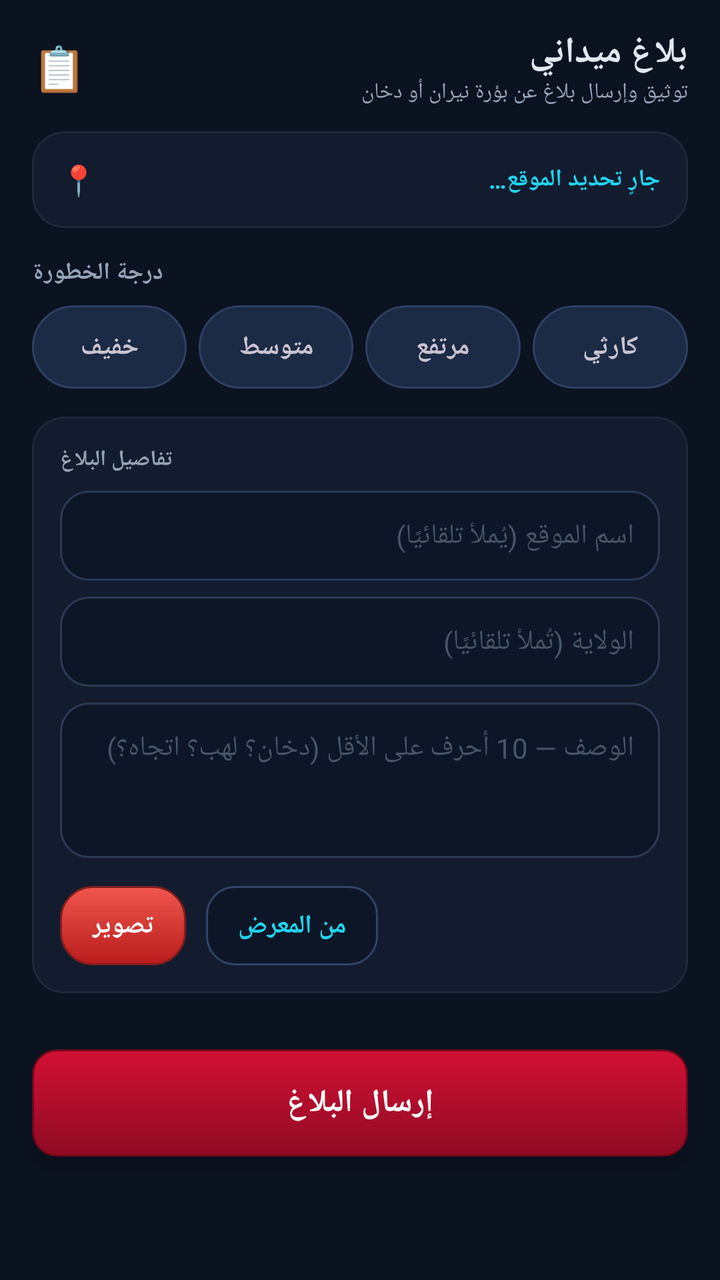
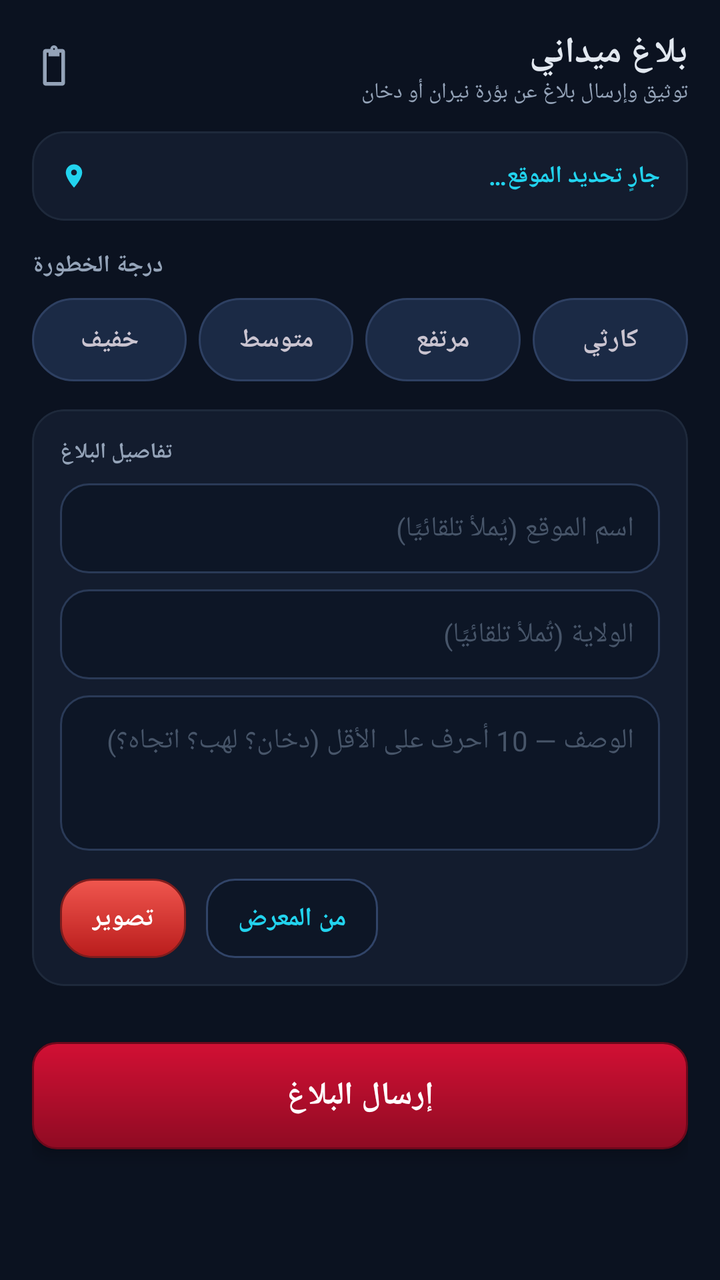

Screens rendered from an Android XML layout before and after an edit, with the pre-edit source and the edit as a unified diff.
<!-- AndroidManifest.xml: application theme AppTheme -->
<!-- res/layout/fragment_report.xml -->
<?xml version="1.0" encoding="utf-8"?>
<androidx.core.widget.NestedScrollView
    xmlns:android="http://schemas.android.com/apk/res/android"
    xmlns:app="http://schemas.android.com/apk/res-auto"
    android:layout_width="match_parent"
    android:layout_height="match_parent"
    android:background="@color/bg"
    android:fillViewport="true"
    android:scrollbars="none">

    <LinearLayout
        android:layout_width="match_parent"
        android:layout_height="wrap_content"
        android:orientation="vertical"
        android:paddingStart="16dp"
        android:paddingEnd="16dp"
        android:paddingTop="14dp"
        android:paddingBottom="28dp">

        
        <LinearLayout
            android:layout_width="match_parent"
            android:layout_height="wrap_content"
            android:orientation="horizontal"
            android:gravity="center_vertical"
            android:layout_marginBottom="12dp">

            <TextView
                android:layout_width="wrap_content"
                android:layout_height="wrap_content"
                android:text="📋"
                android:textSize="22sp"
                android:layout_marginEnd="8dp" />

            <LinearLayout
                android:layout_width="0dp"
                android:layout_height="wrap_content"
                android:layout_weight="1"
                android:orientation="vertical">

                <TextView
                    android:layout_width="match_parent"
                    android:layout_height="wrap_content"
                    android:text="@string/report_title"
                    android:textColor="@color/text_primary"
                    android:textSize="18sp"
                    android:textStyle="bold" />

                <TextView
                    android:layout_width="match_parent"
                    android:layout_height="wrap_content"
                    android:text="توثيق وإرسال بلاغ عن بؤرة نيران أو دخان"
                    android:textColor="@color/text_muted"
                    android:textSize="11sp" />
            </LinearLayout>
        </LinearLayout>

        
        <com.google.android.material.card.MaterialCardView
            android:layout_width="match_parent"
            android:layout_height="wrap_content"
            android:layout_marginBottom="14dp"
            app:cardBackgroundColor="@color/surface"
            app:cardCornerRadius="16dp"
            app:cardElevation="0dp"
            app:strokeColor="@color/border"
            app:strokeWidth="1dp">

            <LinearLayout
                android:layout_width="match_parent"
                android:layout_height="wrap_content"
                android:orientation="vertical"
                android:padding="14dp">

                <LinearLayout
                    android:layout_width="match_parent"
                    android:layout_height="wrap_content"
                    android:orientation="horizontal"
                    android:gravity="center_vertical">

                    <TextView
                        android:layout_width="wrap_content"
                        android:layout_height="wrap_content"
                        android:text="📍"
                        android:textSize="15sp"
                        android:layout_marginEnd="8dp" />

                    <TextView
                        android:id="@+id/report_location_line"
                        android:layout_width="0dp"
                        android:layout_height="wrap_content"
                        android:layout_weight="1"
                        android:text="@string/gps_searching"
                        android:textColor="@color/accent_cyan"
                        android:textSize="12sp"
                        android:textStyle="bold" />
                </LinearLayout>

                <TextView
                    android:id="@+id/report_queue_line"
                    android:layout_width="match_parent"
                    android:layout_height="wrap_content"
                    android:layout_marginTop="8dp"
                    android:textColor="@color/accent_amber"
                    android:textSize="12sp"
                    android:textStyle="bold"
                    android:visibility="gone" />
            </LinearLayout>
        </com.google.android.material.card.MaterialCardView>

        
        <TextView
            android:layout_width="wrap_content"
            android:layout_height="wrap_content"
            android:text="@string/report_severity_label"
            android:textColor="@color/text_muted"
            android:textSize="12sp"
            android:textStyle="bold"
            android:layout_marginBottom="8dp" />

        <LinearLayout
            android:layout_width="match_parent"
            android:layout_height="wrap_content"
            android:orientation="horizontal"
            android:layout_marginBottom="14dp">

            <TextView
                android:id="@+id/sev_low"
                android:layout_width="0dp"
                android:layout_height="wrap_content"
                android:layout_weight="1"
                android:background="@drawable/bg_chip"
                android:gravity="center"
                android:padding="12dp"
                android:text="@string/sev_low"
                android:textSize="13sp"
                android:textStyle="bold" />

            <TextView
                android:id="@+id/sev_medium"
                android:layout_width="0dp"
                android:layout_height="wrap_content"
                android:layout_marginStart="6dp"
                android:layout_weight="1"
                android:background="@drawable/bg_chip"
                android:gravity="center"
                android:padding="12dp"
                android:text="@string/sev_medium"
                android:textSize="13sp"
                android:textStyle="bold" />

            <TextView
                android:id="@+id/sev_high"
                android:layout_width="0dp"
                android:layout_height="wrap_content"
                android:layout_marginStart="6dp"
                android:layout_weight="1"
                android:background="@drawable/bg_chip"
                android:gravity="center"
                android:padding="12dp"
                android:text="@string/sev_high"
                android:textSize="13sp"
                android:textStyle="bold" />

            <TextView
                android:id="@+id/sev_critical"
                android:layout_width="0dp"
                android:layout_height="wrap_content"
                android:layout_marginStart="6dp"
                android:layout_weight="1"
                android:background="@drawable/bg_chip"
                android:gravity="center"
                android:padding="12dp"
                android:text="@string/sev_critical"
                android:textSize="13sp"
                android:textStyle="bold" />
        </LinearLayout>

        
        <com.google.android.material.card.MaterialCardView
            android:layout_width="match_parent"
            android:layout_height="wrap_content"
            android:layout_marginBottom="14dp"
            app:cardBackgroundColor="@color/surface"
            app:cardCornerRadius="16dp"
            app:cardElevation="0dp"
            app:strokeColor="@color/border"
            app:strokeWidth="1dp">

            <LinearLayout
                android:layout_width="match_parent"
                android:layout_height="wrap_content"
                android:orientation="vertical"
                android:padding="14dp">

                <TextView
                    android:layout_width="wrap_content"
                    android:layout_height="wrap_content"
                    android:text="تفاصيل البلاغ"
                    android:textColor="@color/text_muted"
                    android:textSize="11sp"
                    android:textStyle="bold"
                    android:layout_marginBottom="8dp" />

                <EditText
                    android:id="@+id/report_location_name"
                    android:layout_width="match_parent"
                    android:layout_height="wrap_content"
                    android:background="@drawable/bg_input"
                    android:hint="@string/report_location_name_hint"
                    android:inputType="text"
                    android:maxLines="1"
                    android:padding="13dp"
                    android:textColor="@color/text_primary"
                    android:textColorHint="@color/text_hint"
                    android:textSize="14sp" />

                <EditText
                    android:id="@+id/report_wilaya"
                    android:layout_width="match_parent"
                    android:layout_height="wrap_content"
                    android:layout_marginTop="8dp"
                    android:background="@drawable/bg_input"
                    android:hint="@string/report_wilaya_hint"
                    android:inputType="text"
                    android:maxLines="1"
                    android:padding="13dp"
                    android:textColor="@color/text_primary"
                    android:textColorHint="@color/text_hint"
                    android:textSize="14sp" />

                <EditText
                    android:id="@+id/report_description"
                    android:layout_width="match_parent"
                    android:layout_height="wrap_content"
                    android:layout_marginTop="8dp"
                    android:background="@drawable/bg_input"
                    android:gravity="top"
                    android:hint="@string/report_description_hint"
                    android:inputType="textMultiLine"
                    android:minLines="3"
                    android:padding="13dp"
                    android:textColor="@color/text_primary"
                    android:textColorHint="@color/text_hint"
                    android:textSize="14sp" />

                
                <LinearLayout
                    android:layout_width="match_parent"
                    android:layout_height="wrap_content"
                    android:layout_marginTop="14dp"
                    android:gravity="center_vertical"
                    android:orientation="horizontal">

                    <TextView
                        android:id="@+id/report_camera"
                        android:layout_width="wrap_content"
                        android:layout_height="wrap_content"
                        android:background="@drawable/bg_button_primary"
                        android:paddingStart="16dp"
                        android:paddingEnd="16dp"
                        android:paddingTop="11dp"
                        android:paddingBottom="11dp"
                        android:text="@string/report_camera"
                        android:textColor="#FFFFFFFF"
                        android:textSize="13sp"
                        android:textStyle="bold" />

                    <TextView
                        android:id="@+id/report_gallery"
                        android:layout_width="wrap_content"
                        android:layout_height="wrap_content"
                        android:layout_marginStart="10dp"
                        android:background="@drawable/bg_button_ghost"
                        android:paddingStart="16dp"
                        android:paddingEnd="16dp"
                        android:paddingTop="11dp"
                        android:paddingBottom="11dp"
                        android:text="@string/report_gallery"
                        android:textColor="@color/accent_cyan"
                        android:textSize="13sp"
                        android:textStyle="bold" />
                </LinearLayout>

                <TextView
                    android:id="@+id/report_photo_line"
                    android:layout_width="match_parent"
                    android:layout_height="wrap_content"
                    android:layout_marginTop="8dp"
                    android:textColor="@color/accent_green"
                    android:textSize="12sp"
                    android:visibility="gone" />

                
                <TextView
                    android:id="@+id/report_telemetry_line"
                    android:layout_width="match_parent"
                    android:layout_height="wrap_content"
                    android:layout_marginTop="4dp"
                    android:textColor="@color/accent_cyan"
                    android:textSize="11sp"
                    android:visibility="gone" />
            </LinearLayout>
        </com.google.android.material.card.MaterialCardView>

        
        <TextView
            android:id="@+id/report_submit"
            android:layout_width="match_parent"
            android:layout_height="wrap_content"
            android:layout_marginTop="14dp"
            android:background="@drawable/bg_button_danger"
            android:gravity="center"
            android:padding="16dp"
            android:text="@string/report_submit"
            android:textColor="#FFFFFFFF"
            android:textSize="16sp"
            android:textStyle="bold"
            android:elevation="4dp" />

    </LinearLayout>
</androidx.core.widget.NestedScrollView>
<!-- resources referenced by this layout -->
<resources>
  <color name="accent_amber">#F59E0B</color>
  <color name="accent_cyan">#22D3EE</color>
  <color name="accent_green">#10B981</color>
  <color name="bg">#0B1220</color>
  <color name="border">#1E293B</color>
  <color name="surface">#131C2E</color>
  <color name="text_hint">#475569</color>
  <color name="text_muted">#94A3B8</color>
  <color name="text_primary">#E2E8F0</color>
  <string name="gps_searching">جارٍ تحديد الموقع…</string>
  <string name="report_camera">تصوير</string>
  <string name="report_description_hint">الوصف — 10 أحرف على الأقل (دخان؟ لهب؟ اتجاه؟)</string>
  <string name="report_gallery">من المعرض</string>
  <string name="report_location_name_hint">اسم الموقع (يُملأ تلقائيًا)</string>
  <string name="report_severity_label">درجة الخطورة</string>
  <string name="report_submit">إرسال البلاغ</string>
  <string name="report_title">بلاغ ميداني</string>
  <string name="report_wilaya_hint">الولاية (تُملأ تلقائيًا)</string>
  <string name="sev_critical">كارثي</string>
  <string name="sev_high">مرتفع</string>
  <string name="sev_low">خفيف</string>
  <string name="sev_medium">متوسط</string>
  <color name="accent_red">#EF4444</color>
  <color name="text_on_accent">#FFFFFF</color>
  <color name="accent_red_container">#1F0808</color>
  <color name="accent_red_on_container">#FCA5A5</color>
  <color name="accent_green_container">#052318</color>
  <color name="accent_green_on_container">#6EE7B7</color>
  <color name="accent_cyan_container">#042028</color>
  <color name="accent_cyan_on_container">#A5F3FC</color>
  <color name="surface_elevated">#18243A</color>
  <color name="border_subtle">#162032</color>
  <color name="text_on_danger">#FFFFFF</color>
  <color name="nav_bg">#0E1928</color>
  <style name="ShapeSmall" parent="ShapeAppearance.Material3.SmallComponent">
          <item name="cornerFamily">rounded</item>
          <item name="cornerSize">10dp</item>
      </style>
  <style name="ShapeMedium" parent="ShapeAppearance.Material3.MediumComponent">
          <item name="cornerFamily">rounded</item>
          <item name="cornerSize">16dp</item>
      </style>
  <style name="ShapeLarge" parent="ShapeAppearance.Material3.LargeComponent">
          <item name="cornerFamily">rounded</item>
          <item name="cornerSize">20dp</item>
      </style>
  <color name="ripple_on_surface">#1FFFFFFF</color>
  <color name="input_bg">#111B2D</color>
  <color name="input_border">#1E293B</color>
  <color name="input_hint">#475569</color>
  <style name="Observatory.ActiveIndicator">
          <item name="android:background">@drawable/bg_nav_indicator</item>
      </style>
  <color name="chip_bg">#18243A</color>
  <color name="chip_border">#243349</color>
  <color name="nav_indicator">#1FEF4444</color>
  <!-- unchanged entries left out for length: 12 -->
</resources>

<!-- the commit's change to res/layout/fragment_report.xml (unified diff, before → after) -->
@@ -25,12 +25,12 @@
             android:gravity="center_vertical"
             android:layout_marginBottom="12dp">
 
-            <TextView
-                android:layout_width="wrap_content"
-                android:layout_height="wrap_content"
-                android:text="📋"
-                android:textSize="22sp"
-                android:layout_marginEnd="8dp" />
+            <ImageView
+                android:layout_width="22dp"
+                android:layout_height="22dp"
+                android:src="@drawable/ic_hdr_note"
+                android:layout_marginEnd="8dp"
+                android:contentDescription="@null" />
 
             <LinearLayout
                 android:layout_width="0dp"
@@ -78,12 +78,12 @@
                     android:orientation="horizontal"
                     android:gravity="center_vertical">
 
-                    <TextView
-                        android:layout_width="wrap_content"
-                        android:layout_height="wrap_content"
-                        android:text="📍"
-                        android:textSize="15sp"
-                        android:layout_marginEnd="8dp" />
+                    <ImageView
+                        android:layout_width="14dp"
+                        android:layout_height="14dp"
+                        android:src="@drawable/ic_hdr_pin"
+                        android:layout_marginEnd="8dp"
+                        android:contentDescription="@null" />
 
                     <TextView
                         android:id="@+id/report_location_line"
@@ -95,6 +95,16 @@
                         android:textSize="12sp"
                         android:textStyle="bold" />
                 </LinearLayout>
+
+                
+                <TextView
+                    android:id="@+id/report_geo_status"
+                    android:layout_width="match_parent"
+                    android:layout_height="wrap_content"
+                    android:layout_marginTop="6dp"
+                    android:textColor="@color/accent_amber"
+                    android:textSize="11sp"
+                    android:visibility="gone" />
 
                 <TextView
                     android:id="@+id/report_queue_line"
<!-- resource entries referenced after the edit -->
@@ -9,6 +9,26 @@
   <color name="text_hint">#475569</color>
   <color name="text_muted">#94A3B8</color>
   <color name="text_primary">#E2E8F0</color>
+  <!-- drawable ic_hdr_note (drawable) -->
+  <?xml version="1.0" encoding="utf-8"?>
+  <vector xmlns:android="http://schemas.android.com/apk/res/android"
+      android:width="18dp"
+      android:height="18dp"
+      android:viewportWidth="24"
+      android:viewportHeight="24">
+      <path
+          android:fillColor="#94A3B8"
+          android:pathData="M16.5,2H14A2,2 0 0,0 12,0A2,2 0 0,0 10,2H7.5A1.5,1.5 0 0,0 6,3.5V20.5A1.5,1.5 0 0,0 7.5,22H16.5A1.5,1.5 0 0,0 18,20.5V3.5A1.5,1.5 0 0,0 16.5,2M12,1.5A0.5,0.5 0 0,1 12.5,2A0.5,0.5 0 0,1 12,2.5A0.5,0.5 0 0,1 11.5,2A0.5,0.5 0 0,1 12,1.5M16,20H8V4H9V6H15V4H16V20Z" /></vector>
+  <!-- drawable ic_hdr_pin (drawable) -->
+  <?xml version="1.0" encoding="utf-8"?>
+  <vector xmlns:android="http://schemas.android.com/apk/res/android"
+      android:width="18dp"
+      android:height="18dp"
+      android:viewportWidth="24"
+      android:viewportHeight="24">
+      <path
+          android:fillColor="#22D3EE"
+          android:pathData="M12,2A7,7 0 0,0 5,9C5,14.25 12,22 12,22C12,22 19,14.25 19,9A7,7 0 0,0 12,2M12,11.5A2.5,2.5 0 0,1 9.5,9A2.5,2.5 0 0,1 12,6.5A2.5,2.5 0 0,1 14.5,9A2.5,2.5 0 0,1 12,11.5Z" /></vector>
   <string name="gps_searching">جارٍ تحديد الموقع…</string>
   <string name="report_camera">تصوير</string>
   <string name="report_description_hint">الوصف — 10 أحرف على الأقل (دخان؟ لهب؟ اتجاه؟)</string>
